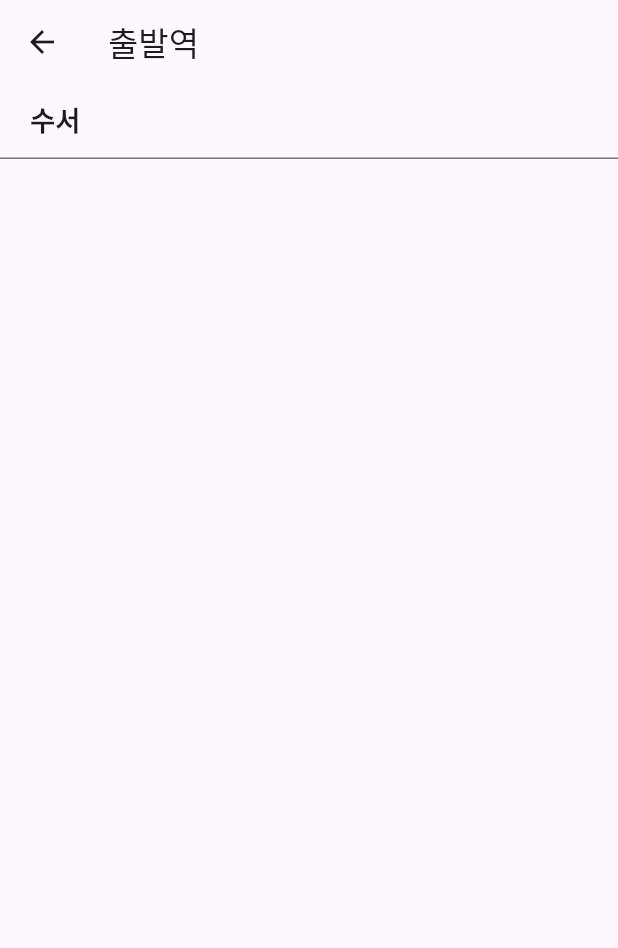
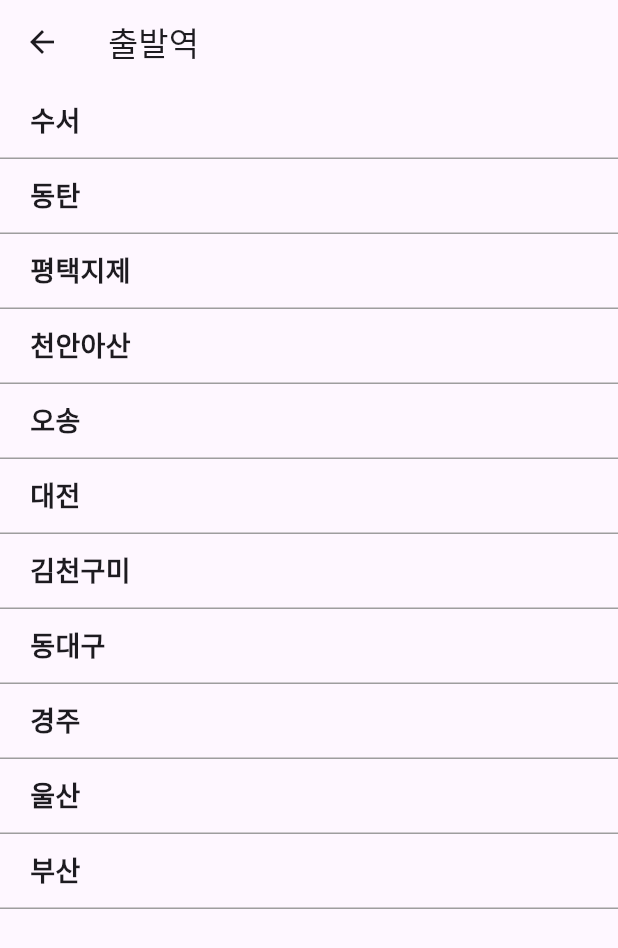
Before and after one commit to subjectisme/flutter_train_app, a Flutter app: the screen it shows after launch, after a tap on "선택", on a phone screen of 412 x 824 dp. Shown: the top 948 px of the screen. Run offline on Flutter 3.47's test engine with Material 3 defaults, Android fonts, the phone set to English and light mode, and no system bars.

Commit message:
hompage, stationlist UI update

```diff
--- a/lib/main.dart
+++ b/lib/main.dart
@@ -10,11 +10,23 @@ class MyApp extends StatelessWidget {
 
   @override
   Widget build(BuildContext context) {
-    return MaterialApp(home: HomePage());
+    return MaterialApp(
+      home: HomePage(),
+    );
   }
 }
 
-class HomePage extends StatelessWidget {
+class HomePage extends StatefulWidget {
+  const HomePage({super.key});
+
+  @override
+  State<HomePage> createState() => _HomePageState();
+}
+
+class _HomePageState extends State<HomePage> {
+  String? departureStation;
+  String? arrivalStation;
+
   @override
   Widget build(BuildContext context) {
     return Scaffold(
@@ -27,17 +39,60 @@ class HomePage extends StatelessWidget {
         child: Column(
           mainAxisAlignment: MainAxisAlignment.center,
           children: [
-              seatSelectBox(),
+            seatSelectBox(
+              departureStation: departureStation,
+              arrivalStation: arrivalStation,
+              onDepartureTap: () async {
+                final result = await Navigator.push(
+                  context,
+                  MaterialPageRoute(
+                    builder: (context) =>
+                        StationListPage(title: '출발역', isDeparture: true),
+                  ),
+                );
+                if (result != null) {
+                  setState(() {
+                    departureStation = result;
+                  });
+                }
+              },
+              onArrivalTap: () async {
+                final result = await Navigator.push(
+                  context,
+                  MaterialPageRoute(
+                    builder: (context) =>
+                        StationListPage(title: '도착역', isDeparture: false),
+                  ),
+                );
+                if (result != null) {
+                  setState(() {
+                    arrivalStation = result;
+                  });
+                }
+              },
+            ),
             const SizedBox(height: 20),
             seatSelectButton(),
           ],
         ),
-        ));
+      ),
+    );
   }
 }
 
 class seatSelectBox extends StatelessWidget {
-  const seatSelectBox({super.key});
+  final String? departureStation;
+  final String? arrivalStation;
+  final Function() onDepartureTap;
+  final Function() onArrivalTap;
+
+  const seatSelectBox({
+    super.key,
+    this.departureStation,
+    this.arrivalStation,
+    required this.onDepartureTap,
+    required this.onArrivalTap,
+  });
 
   @override
   Widget build(BuildContext context) {
@@ -52,14 +107,8 @@ class seatSelectBox extends StatelessWidget {
         children: [
           miniSelectBox(
             title: '출발역',
-            onTap: () {
-              Navigator.push(
-                context,
-                MaterialPageRoute(
-                  builder: (context) => StationListPage(title: '출발역'),
-                ),
-              );
-            },
+            station: departureStation,
+            onTap: onDepartureTap,
           ),
           const SizedBox(
             height: 50,
@@ -71,13 +120,8 @@ class seatSelectBox extends StatelessWidget {
           ),
           miniSelectBox(
             title: '도착역',
-            onTap: () {
-              Navigator.push(
-                context,
-                MaterialPageRoute(
-                    builder: (context) => StationListPage(title: '도착역')),
-              );
-            },
+            station: arrivalStation,
+            onTap: onArrivalTap,
           ),
         ],
       ),
@@ -92,21 +136,33 @@ class miniSelectBox extends StatelessWidget {
     required this.onTap,
     this.station,
   });
+
   final String title;
   final Function() onTap;
   final String? station;
+
   @override
   Widget build(BuildContext context) {
-    return Column(mainAxisAlignment: MainAxisAlignment.center, children: [
+    return Column(
+      mainAxisAlignment: MainAxisAlignment.center,
+      children: [
         Text(
           title,
-        style: (TextStyle(
-            color: Colors.grey, fontSize: 16, fontWeight: FontWeight.bold)),
+          style: const TextStyle(
+            color: Colors.grey,
+            fontSize: 16,
+            fontWeight: FontWeight.bold,
+          ),
         ),
         GestureDetector(
           onTap: onTap,
-          child: Text(station ?? '선택', style: (TextStyle(fontSize: 40))))
-    ]);
+          child: Text(
+            station ?? '선택',
+            style: const TextStyle(fontSize: 40),
+          ),
+        ),
+      ],
+    );
   }
 }
 
@@ -120,7 +176,9 @@ class seatSelectButton extends StatelessWidget {
         style: ElevatedButton.styleFrom(
           backgroundColor: Colors.purple,
           shape: RoundedRectangleBorder(
-                borderRadius: BorderRadius.circular(20))),
+            borderRadius: BorderRadius.circular(20),
+          ),
+        ),
         child: const Text(
           '좌석 선택',
           style: TextStyle(
--- a/lib/station_list_page.dart
+++ b/lib/station_list_page.dart
@@ -2,7 +2,9 @@ import 'package:flutter/material.dart';
 
 class StationListPage extends StatelessWidget {
   final String title;
-  const StationListPage({super.key, required this.title});
+  final bool isDeparture;
+  const StationListPage(
+      {super.key, required this.title, this.isDeparture = true});
 
   @override
   Widget build(BuildContext context) {
@@ -11,26 +13,55 @@ class StationListPage extends StatelessWidget {
         title: Text(title),
       ),
       body: Column(
-          children: [
-            Container(
+        children: const [
+          StationList(station: '수서'),
+          StationList(station: '동탄'),
+          StationList(station: '평택지제'),
+          StationList(station: '천안아산'),
+          StationList(station: '오송'),
+          StationList(station: '대전'),
+          StationList(station: '김천구미'),
+          StationList(station: '동대구'),
+          StationList(station: '경주'),
+          StationList(station: '울산'),
+          StationList(station: '부산'),
+        ],
+      ),
+    );
+  }
+}
+
+class StationList extends StatelessWidget {
+  const StationList({
+    required this.station,
+    super.key,
+  });
+
+  final String station;
+
+  @override
+  Widget build(BuildContext context) {
+    return GestureDetector(
+      onTap: () {
+        Navigator.pop(context, station);
+      },
+      child: Container(
         alignment: Alignment.centerLeft,
         width: double.infinity,
-                height: 50, // 원하는 높이
-                decoration: BoxDecoration(
+        height: 50,
+        decoration: const BoxDecoration(
           border: Border(
-                    bottom: BorderSide(
-                      color: const Color.fromARGB(255, 119, 116, 116), // 원하는 색상
+            bottom: BorderSide(color: Colors.grey),
+          ),
+        ),
+        child: Padding(
+          padding: const EdgeInsets.only(left: 20.0),
+          child: Text(
+            station,
+            style: const TextStyle(fontSize: 18, fontWeight: FontWeight.bold),
           ),
         ),
       ),
-                child: Padding(
-                  padding: EdgeInsets.only(left: 20.0),
-                  child: Text(
-                    '수서',
-                    style: TextStyle(fontSize: 18, fontWeight: FontWeight.bold),
-                  ),
-                ))
-          ],
-        ));
+    );
   }
 }
```
Lines whose indentation alone changed are shown as unchanged.
